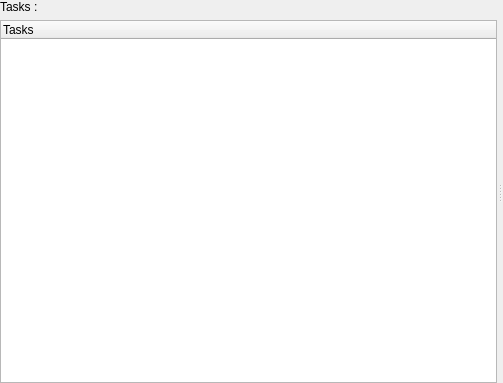
The window that kplato/libs/ui/kptperteditor.ui (KDE/calligra) describes before a commit, drawn with Qt 5.
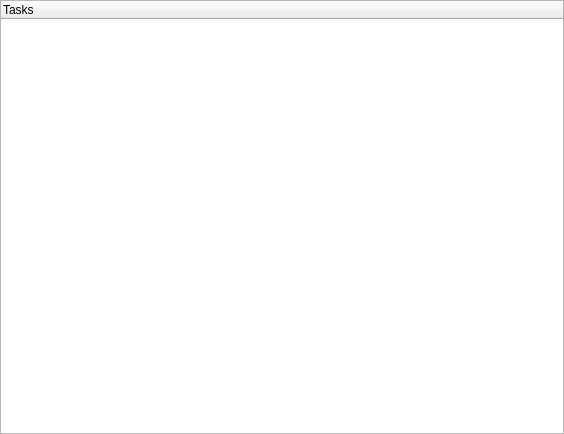
The same window after the commit. Custom widgets are drawn as their Qt base class.

Patch:
```diff
--- a/kplato/libs/ui/kptperteditor.ui
+++ b/kplato/libs/ui/kptperteditor.ui
@@ -5,39 +5,28 @@
    <rect>
     <x>0</x>
     <y>0</y>
-    <width>503</width>
-    <height>383</height>
+    <width>564</width>
+    <height>434</height>
    </rect>
   </property>
-  <layout class="QGridLayout" >
-   <property name="margin" >
+  <layout class="QHBoxLayout" >
+   <property name="spacing" >
     <number>0</number>
    </property>
-   <property name="spacing" >
-    <number>6</number>
+   <property name="leftMargin" >
+    <number>0</number>
    </property>
-   <item row="0" column="0" >
-    <widget class="QSplitter" name="splitter" >
-     <property name="orientation" >
-      <enum>Qt::Horizontal</enum>
-     </property>
-     <property name="handleWidth" >
-      <number>6</number>
-     </property>
-     <widget class="QWidget" name="layoutWidget" >
-      <layout class="QVBoxLayout" >
-       <property name="margin" >
+   <property name="topMargin" >
+    <number>0</number>
+   </property>
+   <property name="rightMargin" >
         <number>0</number>
        </property>
-       <property name="spacing" >
-        <number>6</number>
+   <property name="bottomMargin" >
+    <number>0</number>
        </property>
        <item>
-        <widget class="QLabel" name="label" >
-         <property name="text" >
-          <string>Tasks :</string>
-         </property>
-        </widget>
+    <widget class="KActionSelector" name="assignList" />
        </item>
        <item>
         <widget class="QTreeWidget" name="tableTaskWidget" >
@@ -46,23 +35,6 @@
            <string>Tasks</string>
           </property>
          </column>
-        </widget>
-       </item>
-      </layout>
-     </widget>
-     <widget class="QWidget" name="layoutWidget" >
-      <layout class="QVBoxLayout" >
-       <property name="margin" >
-        <number>0</number>
-       </property>
-       <property name="spacing" >
-        <number>6</number>
-       </property>
-       <item>
-        <widget class="KActionSelector" native="1" name="assignList" />
-       </item>
-      </layout>
-     </widget>
     </widget>
    </item>
   </layout>
```
Lines whose indentation alone changed are shown as unchanged.
